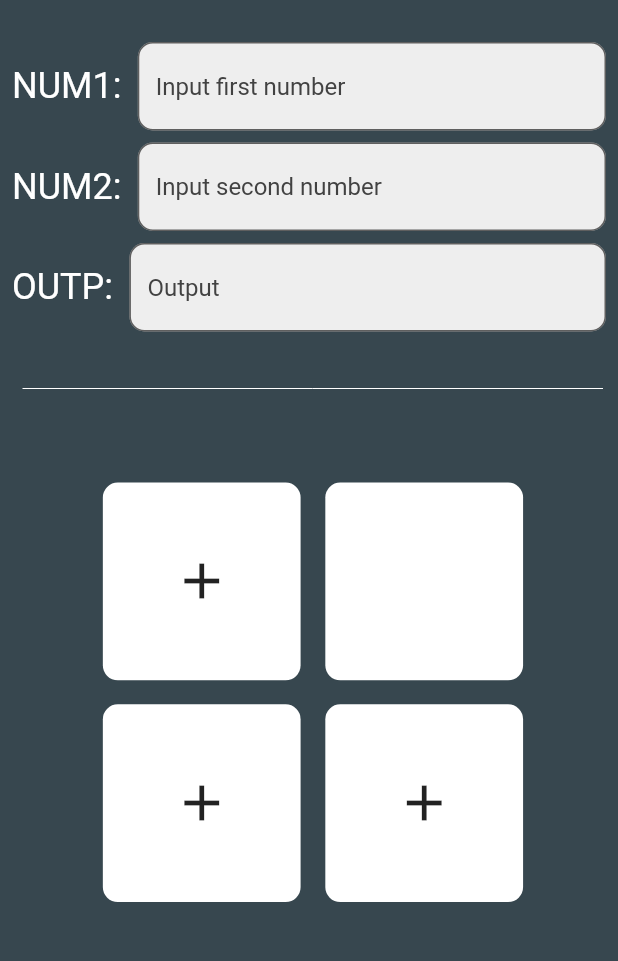
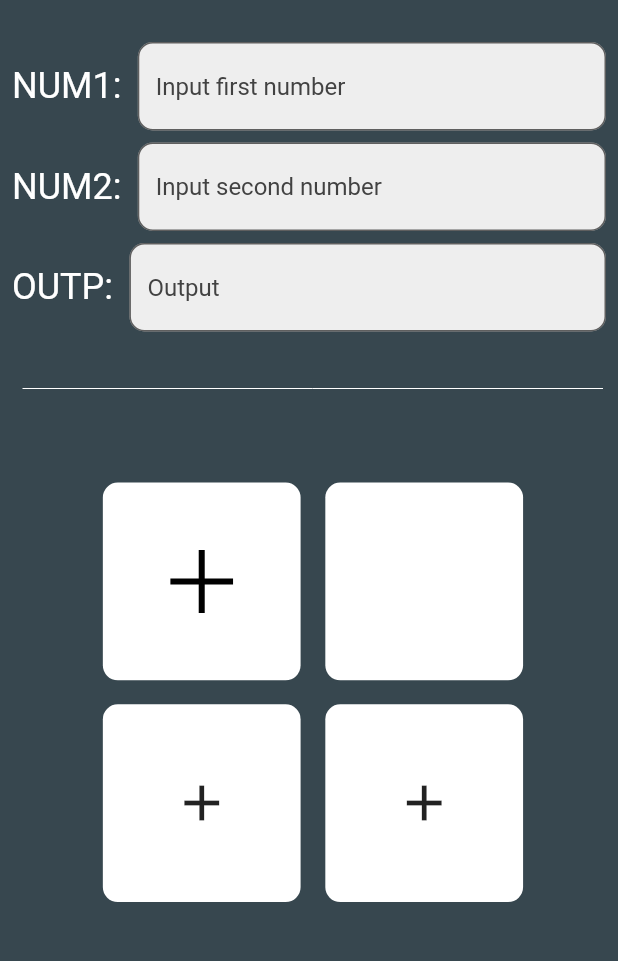
Before and after one commit to emilio-kariuki/calc, a Flutter app: the screen it shows after launch, on a phone screen of 412 x 824 dp, the part 84-1045 px from its top. Run offline on Flutter 3.47's test engine with Material 2 defaults, Android fonts, the phone set to English and light mode, and no system bars; our stand-ins replace flutter_svg, google_fonts; Roboto replaces fonts that are missing (Redressed).

Commit message:
February 17, 2022 1:10 PM

```diff
--- a/lib/calculator.dart
+++ b/lib/calculator.dart
@@ -1,6 +1,7 @@
 // ignore_for_file: prefer_const_constructors, prefer_const_literals_to_create_immutables
 
 import "package:flutter/material.dart";
+import 'package:flutter_svg/flutter_svg.dart';
 import 'package:google_fonts/google_fonts.dart';
 
 class Home extends StatefulWidget {
@@ -148,7 +149,7 @@ class _HomeState extends State<Home> {
                     borderRadius: BorderRadius.circular(10),
                   ),
                   child: Center(
-                    child: Icon(Icons.add,size: 40)
+                    child: SvgPicture.asset("assets/add.svg")
                   )
                 ),
                 SizedBox(width: size.width * 0.04),
--- a/pubspec.yaml
+++ b/pubspec.yaml
@@ -35,7 +35,7 @@ dependencies:
   # Use with the CupertinoIcons class for iOS style icons.
   cupertino_icons: ^1.0.2
   google_fonts: ^2.3.1
-
+  flutter_svg: ^1.0.3
 dev_dependencies:
   flutter_test:
     sdk: flutter
```
Also changed, not shown: pubspec.lock.
